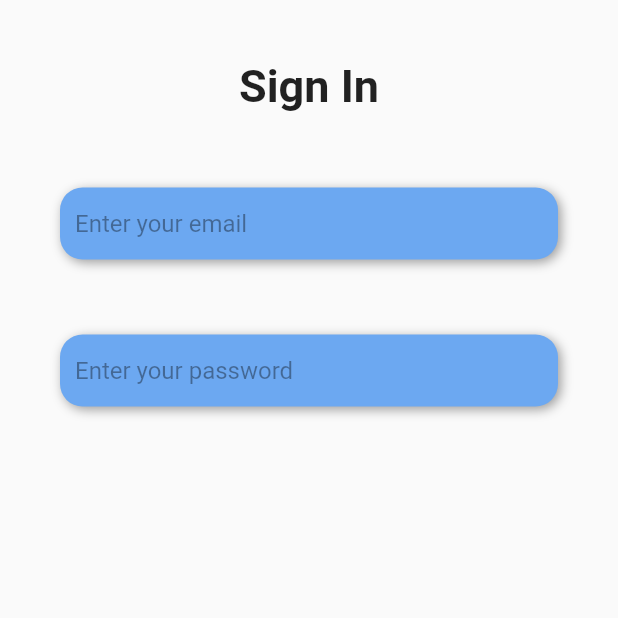
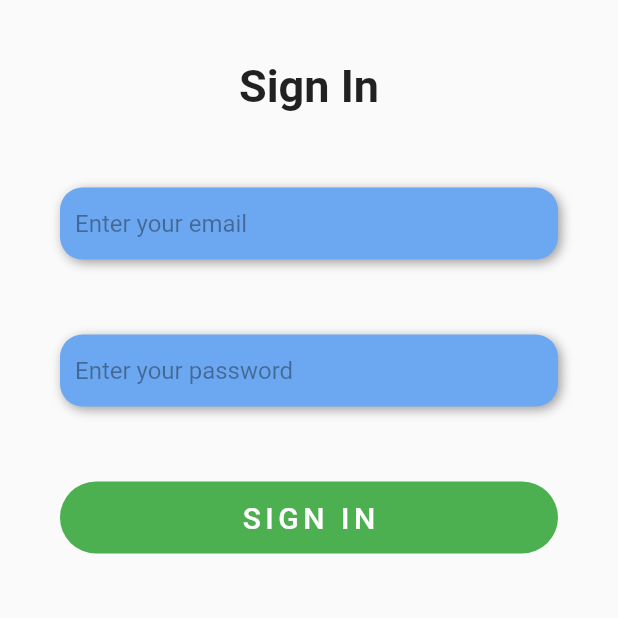
Before and after one commit to ILoveBacteria/namakala, a Flutter app: the Login screen opened directly, on a phone screen of 412 x 824 dp, the top half of it. Run offline on Flutter 3.47's test engine with Material 2 defaults, Android fonts, the phone set to English and light mode, and no system bars; Roboto replaces fonts that are missing (OpenSans).

Commit message:
Added sign in button

```diff
--- a/lib/screens/login.dart
+++ b/lib/screens/login.dart
@@ -18,11 +18,13 @@ class _LoginState extends State<Login> {
           margin: const EdgeInsets.all(40.0),
           child: Column(
             children: [
-            _buildSignIn(),
-            const SizedBox(height: 50),
-            _buildEmail(),
-            const SizedBox(height: 50),
-            _buildPassword()
+              _buildSignIn(),
+              const SizedBox(height: 50),
+              _buildEmail(),
+              const SizedBox(height: 50),
+              _buildPassword(),
+              const SizedBox(height: 50),
+              _buildSignInButton(),
             ],
           ),
         )
@@ -89,4 +91,26 @@ class _LoginState extends State<Login> {
       ),
     );
   }
+
+  Widget _buildSignInButton() {
+    return Container(
+      width: double.infinity,
+      decoration: BoxDecoration(
+        color: Colors.green,
+        borderRadius: BorderRadius.circular(30.0)
+      ),
+      child: TextButton(
+        onPressed: () {},
+        child: const Text(
+            'SIGN IN',
+          style: TextStyle(
+            fontFamily: 'OpenSans',
+            fontSize: 20.0,
+            letterSpacing: 3.0,
+            color: Colors.white,
+          ),
+        ),
+      ),
+    );
+  }
 }
```
